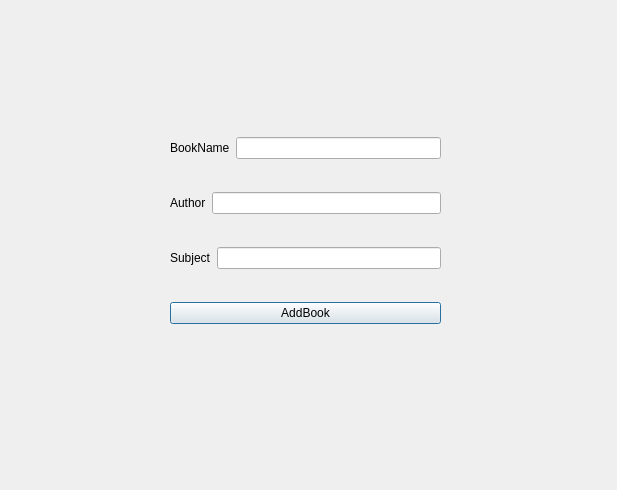
First picture: the form in V1.1/Login/window_addbook.ui, repository mahsaamini2222/LibraryManagementSystem, before the edit.
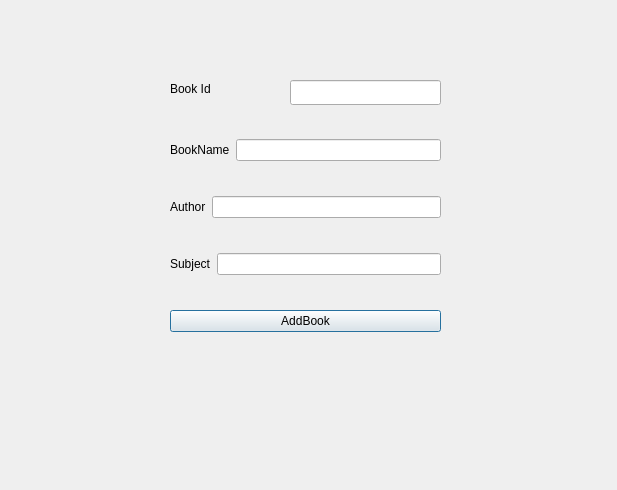
Second picture: the form after the edit.

Commit message: add or remove books by book Id

```diff
--- a/V1.1/Login/window_addbook.ui
+++ b/V1.1/Login/window_addbook.ui
@@ -19,7 +19,7 @@
      <x>170</x>
      <y>110</y>
      <width>271</width>
-     <height>241</height>
+     <height>251</height>
     </rect>
    </property>
    <layout class="QVBoxLayout" name="verticalLayout">
@@ -74,6 +74,29 @@
     </item>
    </layout>
   </widget>
+  <widget class="QLabel" name="label">
+   <property name="geometry">
+    <rect>
+     <x>170</x>
+     <y>80</y>
+     <width>67</width>
+     <height>17</height>
+    </rect>
+   </property>
+   <property name="text">
+    <string>Book Id</string>
+   </property>
+  </widget>
+  <widget class="QLineEdit" name="lineEdit_BookId">
+   <property name="geometry">
+    <rect>
+     <x>290</x>
+     <y>80</y>
+     <width>151</width>
+     <height>25</height>
+    </rect>
+   </property>
+  </widget>
  </widget>
  <resources/>
  <connections/>
```
The commit also changes 12 other files.
